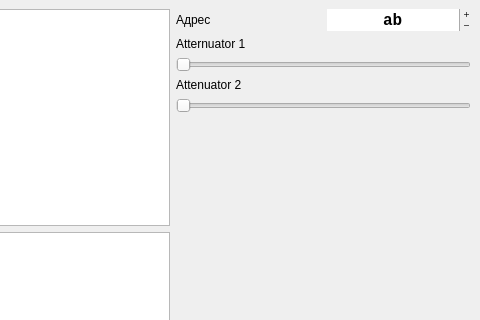
Old version of the form client/mainwindow.ui in the repository brik13ET/lo1337l; both pictures show x 135 to 615 and y 0 to 320 of the 615 by 480 pixel window.
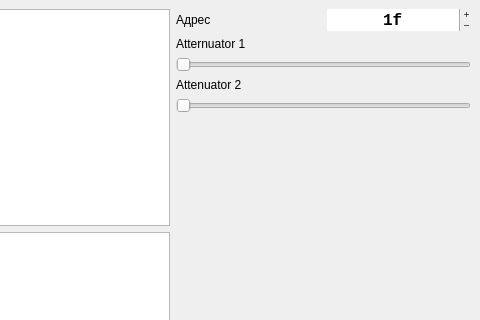
New version of the form.

What changed in the file:
```diff
--- a/client/mainwindow.ui
+++ b/client/mainwindow.ui
@@ -65,7 +65,7 @@
            <number>255</number>
           </property>
           <property name="value">
-           <number>171</number>
+           <number>31</number>
           </property>
           <property name="displayIntegerBase">
            <number>16</number>
```
Left out of the diff: 6 changed lines with no effect on the pictures.
